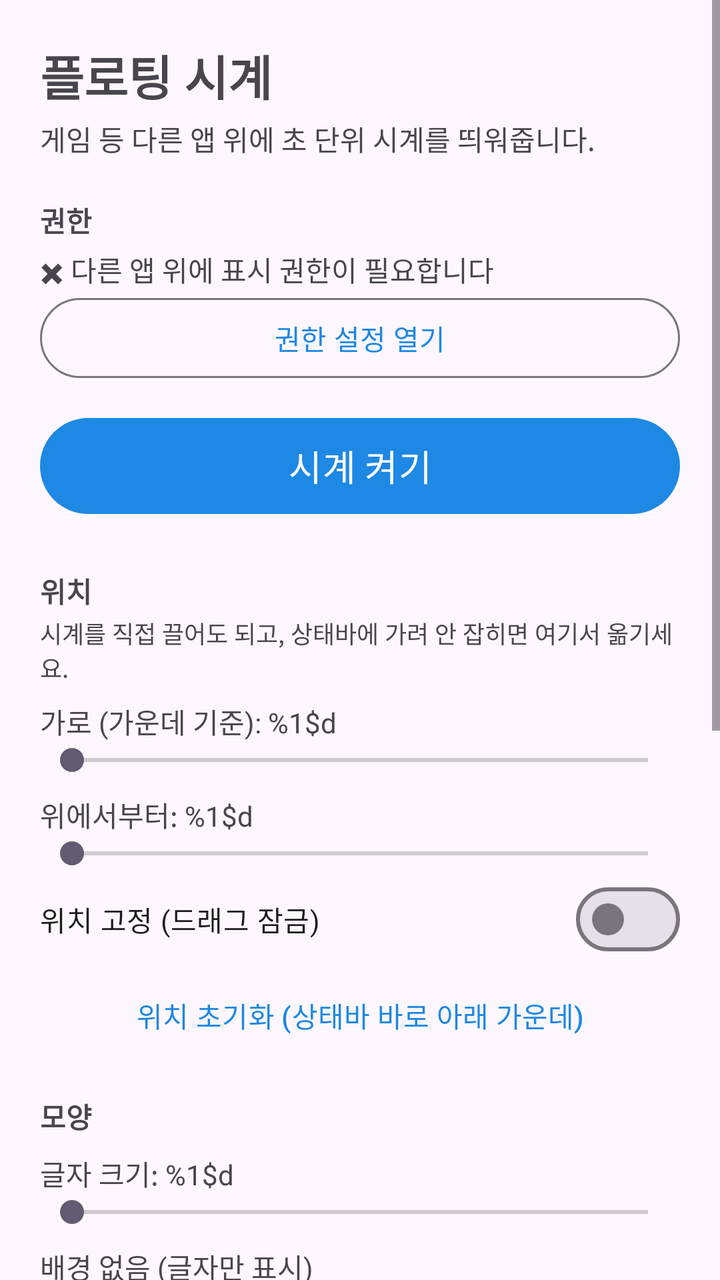
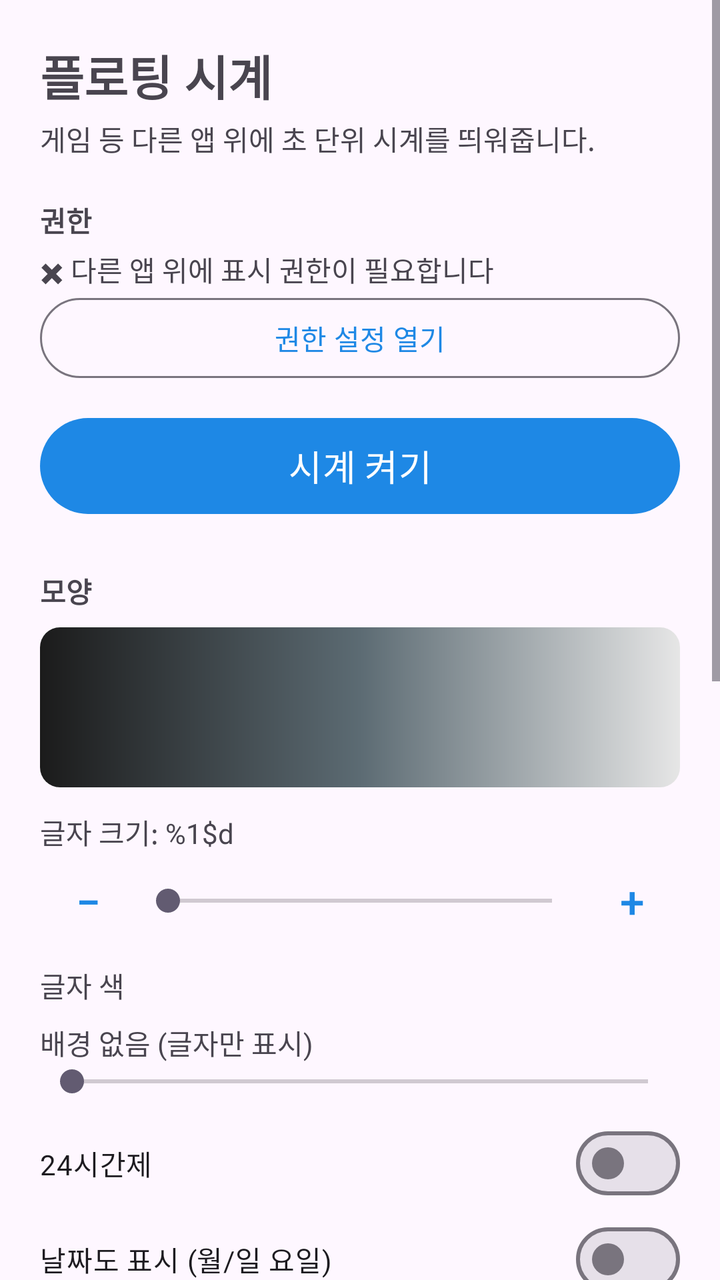

Before-and-after screenshots of an Android layout around one commit, followed by the original layout XML and the change that was made.
<!-- AndroidManifest.xml: application theme Theme.FloatingClock -->
<!-- res/layout/activity_main.xml -->
<?xml version="1.0" encoding="utf-8"?>
<ScrollView xmlns:android="http://schemas.android.com/apk/res/android"
    android:layout_width="match_parent"
    android:layout_height="match_parent"
    android:fillViewport="true">

    <LinearLayout
        android:layout_width="match_parent"
        android:layout_height="wrap_content"
        android:orientation="vertical"
        android:padding="20dp">

        <TextView
            android:layout_width="match_parent"
            android:layout_height="wrap_content"
            android:text="@string/app_name"
            android:textSize="24sp"
            android:textStyle="bold" />

        <TextView
            android:layout_width="match_parent"
            android:layout_height="wrap_content"
            android:layout_marginTop="4dp"
            android:text="@string/app_desc"
            android:textSize="14sp" />

        
        <TextView
            android:layout_width="match_parent"
            android:layout_height="wrap_content"
            android:layout_marginTop="20dp"
            android:text="@string/section_perm"
            android:textStyle="bold" />

        <TextView
            android:id="@+id/perm_state"
            android:layout_width="match_parent"
            android:layout_height="wrap_content"
            android:layout_marginTop="4dp"
            android:text="@string/perm_missing" />

        <Button
            android:id="@+id/btn_perm"
            style="@style/Widget.Material3.Button.OutlinedButton"
            android:layout_width="match_parent"
            android:layout_height="wrap_content"
            android:text="@string/grant_perm" />

        
        <Button
            android:id="@+id/btn_toggle"
            android:layout_width="match_parent"
            android:layout_height="56dp"
            android:layout_marginTop="12dp"
            android:text="@string/start_clock"
            android:textSize="18sp" />

        
        <TextView
            android:layout_width="match_parent"
            android:layout_height="wrap_content"
            android:layout_marginTop="24dp"
            android:text="@string/section_position"
            android:textStyle="bold" />

        <TextView
            android:layout_width="match_parent"
            android:layout_height="wrap_content"
            android:layout_marginTop="2dp"
            android:text="@string/position_hint"
            android:textSize="12sp" />

        <TextView
            android:id="@+id/pos_x_label"
            android:layout_width="match_parent"
            android:layout_height="wrap_content"
            android:layout_marginTop="8dp"
            android:text="@string/pos_x_fmt" />

        <SeekBar
            android:id="@+id/seek_pos_x"
            android:layout_width="match_parent"
            android:layout_height="wrap_content" />

        <TextView
            android:id="@+id/pos_y_label"
            android:layout_width="match_parent"
            android:layout_height="wrap_content"
            android:layout_marginTop="8dp"
            android:text="@string/pos_y_fmt" />

        <SeekBar
            android:id="@+id/seek_pos_y"
            android:layout_width="match_parent"
            android:layout_height="wrap_content" />

        <com.google.android.material.materialswitch.MaterialSwitch
            android:id="@+id/sw_lock"
            android:layout_width="match_parent"
            android:layout_height="wrap_content"
            android:text="@string/lock_position" />

        <Button
            android:id="@+id/btn_reset_pos"
            style="@style/Widget.Material3.Button.TextButton"
            android:layout_width="match_parent"
            android:layout_height="wrap_content"
            android:text="@string/reset_position" />

        
        <TextView
            android:layout_width="match_parent"
            android:layout_height="wrap_content"
            android:layout_marginTop="16dp"
            android:text="@string/section_style"
            android:textStyle="bold" />

        <TextView
            android:id="@+id/size_label"
            android:layout_width="match_parent"
            android:layout_height="wrap_content"
            android:layout_marginTop="8dp"
            android:text="@string/size_fmt" />

        <SeekBar
            android:id="@+id/seek_size"
            android:layout_width="match_parent"
            android:layout_height="wrap_content" />

        <TextView
            android:id="@+id/alpha_label"
            android:layout_width="match_parent"
            android:layout_height="wrap_content"
            android:layout_marginTop="8dp"
            android:text="@string/alpha_none" />

        <SeekBar
            android:id="@+id/seek_alpha"
            android:layout_width="match_parent"
            android:layout_height="wrap_content" />

        <TextView
            android:layout_width="match_parent"
            android:layout_height="wrap_content"
            android:layout_marginTop="8dp"
            android:text="@string/text_color" />

        <RadioGroup
            android:id="@+id/color_group"
            android:layout_width="match_parent"
            android:layout_height="wrap_content"
            android:orientation="horizontal">

            <RadioButton
                android:id="@+id/color_white"
                android:layout_width="0dp"
                android:layout_height="wrap_content"
                android:layout_weight="1"
                android:text="@string/c_white" />

            <RadioButton
                android:id="@+id/color_yellow"
                android:layout_width="0dp"
                android:layout_height="wrap_content"
                android:layout_weight="1"
                android:text="@string/c_yellow" />

            <RadioButton
                android:id="@+id/color_green"
                android:layout_width="0dp"
                android:layout_height="wrap_content"
                android:layout_weight="1"
                android:text="@string/c_green" />

            <RadioButton
                android:id="@+id/color_cyan"
                android:layout_width="0dp"
                android:layout_height="wrap_content"
                android:layout_weight="1"
                android:text="@string/c_cyan" />

            <RadioButton
                android:id="@+id/color_red"
                android:layout_width="0dp"
                android:layout_height="wrap_content"
                android:layout_weight="1"
                android:text="@string/c_red" />
        </RadioGroup>

        <com.google.android.material.materialswitch.MaterialSwitch
            android:id="@+id/sw_24h"
            android:layout_width="match_parent"
            android:layout_height="wrap_content"
            android:layout_marginTop="8dp"
            android:text="@string/use_24h" />

        <com.google.android.material.materialswitch.MaterialSwitch
            android:id="@+id/sw_date"
            android:layout_width="match_parent"
            android:layout_height="wrap_content"
            android:text="@string/show_date" />

        <TextView
            android:layout_width="match_parent"
            android:layout_height="wrap_content"
            android:layout_marginTop="16dp"
            android:text="@string/tip"
            android:textSize="13sp" />

        
        <TextView
            android:layout_width="match_parent"
            android:layout_height="wrap_content"
            android:layout_marginTop="24dp"
            android:text="@string/section_update"
            android:textStyle="bold" />

        <TextView
            android:id="@+id/version_label"
            android:layout_width="match_parent"
            android:layout_height="wrap_content"
            android:layout_marginTop="4dp"
            android:text="@string/version_fmt" />

        <TextView
            android:id="@+id/update_state"
            android:layout_width="match_parent"
            android:layout_height="wrap_content"
            android:textSize="13sp" />

        <Button
            android:id="@+id/btn_update"
            style="@style/Widget.Material3.Button.OutlinedButton"
            android:layout_width="match_parent"
            android:layout_height="wrap_content"
            android:text="@string/check_update" />

        
        <TextView
            android:layout_width="match_parent"
            android:layout_height="wrap_content"
            android:layout_marginTop="24dp"
            android:layout_marginBottom="8dp"
            android:gravity="center"
            android:text="@string/credits"
            android:textSize="13sp" />
    </LinearLayout>
</ScrollView>
<!-- resources referenced by this layout -->
<resources>
  <string name="alpha_none">배경 없음 (글자만 표시)</string>
  <string name="app_desc">게임 등 다른 앱 위에 초 단위 시계를 띄워줍니다.</string>
  <string name="app_name">플로팅 시계</string>
  <string name="c_cyan">하늘</string>
  <string name="c_green">초록</string>
  <string name="c_red">빨강</string>
  <string name="c_white">흰색</string>
  <string name="c_yellow">노랑</string>
  <string name="check_update">업데이트 확인</string>
  <string name="credits">제작: 퓨앙 (Sapphire)</string>
  <string name="grant_perm">권한 설정 열기</string>
  <string name="lock_position">위치 고정 (드래그 잠금)</string>
  <string name="perm_missing">✖ 다른 앱 위에 표시 권한이 필요합니다</string>
  <string name="pos_x_fmt">가로 (가운데 기준): %1$d</string>
  <string name="pos_y_fmt">위에서부터: %1$d</string>
  <string name="position_hint">시계를 직접 끌어도 되고, 상태바에 가려 안 잡히면 여기서 옮기세요.</string>
  <string name="reset_position">위치 초기화 (상태바 바로 아래 가운데)</string>
  <string name="section_perm">권한</string>
  <string name="section_position">위치</string>
  <string name="section_style">모양</string>
  <string name="section_update">업데이트</string>
  <string name="show_date">날짜도 표시 (월/일 요일)</string>
  <string name="size_fmt">글자 크기: %1$d</string>
  <string name="start_clock">시계 켜기</string>
  <string name="text_color">글자 색</string>
  <string name="tip">팁: 게임 중에 터치가 시계에 막히면 \'위치 고정\'을 켜 두세요. 시계가 안 보이면 설정 → 앱 → 플로팅 시계 → 배터리를 \'제한 없음\'으로 바꿔 주세요.</string>
  <string name="use_24h">24시간제</string>
  <string name="version_fmt">현재 버전: v%1$s</string>
  <style name="Theme.FloatingClock" parent="Theme.Material3.DayNight.NoActionBar">
          <item name="colorPrimary">#1E88E5</item>
          <item name="colorOnPrimary">#FFFFFF</item>
      </style>
</resources>

<!-- the commit's change to res/layout/activity_main.xml (unified diff, before → after) -->
@@ -60,6 +60,106 @@
             android:layout_width="match_parent"
             android:layout_height="wrap_content"
             android:layout_marginTop="24dp"
+            android:text="@string/section_style"
+            android:textStyle="bold" />
+
+        <FrameLayout
+            android:layout_width="match_parent"
+            android:layout_height="80dp"
+            android:layout_marginTop="8dp"
+            android:background="@drawable/preview_bg"
+            android:contentDescription="@string/preview">
+
+            <TextView
+                android:id="@+id/clock_preview"
+                android:layout_width="wrap_content"
+                android:layout_height="wrap_content"
+                android:layout_gravity="center" />
+        </FrameLayout>
+
+        <TextView
+            android:id="@+id/size_label"
+            android:layout_width="match_parent"
+            android:layout_height="wrap_content"
+            android:layout_marginTop="12dp"
+            android:text="@string/size_fmt" />
+
+        <LinearLayout
+            android:layout_width="match_parent"
+            android:layout_height="wrap_content"
+            android:gravity="center_vertical"
+            android:orientation="horizontal">
+
+            <Button
+                android:id="@+id/btn_size_minus"
+                style="@style/Widget.Material3.Button.TextButton"
+                android:layout_width="48dp"
+                android:layout_height="48dp"
+                android:minWidth="0dp"
+                android:padding="0dp"
+                android:text="@string/minus"
+                android:textSize="22sp" />
+
+            <SeekBar
+                android:id="@+id/seek_size"
+                android:layout_width="0dp"
+                android:layout_height="wrap_content"
+                android:layout_weight="1" />
+
+            <Button
+                android:id="@+id/btn_size_plus"
+                style="@style/Widget.Material3.Button.TextButton"
+                android:layout_width="48dp"
+                android:layout_height="48dp"
+                android:minWidth="0dp"
+                android:padding="0dp"
+                android:text="@string/plus"
+                android:textSize="22sp" />
+        </LinearLayout>
+
+        <TextView
+            android:layout_width="match_parent"
+            android:layout_height="wrap_content"
+            android:layout_marginTop="8dp"
+            android:text="@string/text_color" />
+
+        
+        <LinearLayout
+            android:id="@+id/color_swatches"
+            android:layout_width="match_parent"
+            android:layout_height="wrap_content"
+            android:orientation="vertical" />
+
+        <TextView
+            android:id="@+id/alpha_label"
+            android:layout_width="match_parent"
+            android:layout_height="wrap_content"
+            android:layout_marginTop="8dp"
+            android:text="@string/alpha_none" />
+
+        <SeekBar
+            android:id="@+id/seek_alpha"
+            android:layout_width="match_parent"
+            android:layout_height="wrap_content" />
+
+        <com.google.android.material.materialswitch.MaterialSwitch
+            android:id="@+id/sw_24h"
+            android:layout_width="match_parent"
+            android:layout_height="wrap_content"
+            android:layout_marginTop="8dp"
+            android:text="@string/use_24h" />
+
+        <com.google.android.material.materialswitch.MaterialSwitch
+            android:id="@+id/sw_date"
+            android:layout_width="match_parent"
+            android:layout_height="wrap_content"
+            android:text="@string/show_date" />
+
+        
+        <TextView
+            android:layout_width="match_parent"
+            android:layout_height="wrap_content"
+            android:layout_marginTop="24dp"
             android:text="@string/section_position"
             android:textStyle="bold" />
 
@@ -106,99 +206,6 @@
             android:layout_width="match_parent"
             android:layout_height="wrap_content"
             android:text="@string/reset_position" />
-
-        
-        <TextView
-            android:layout_width="match_parent"
-            android:layout_height="wrap_content"
-            android:layout_marginTop="16dp"
-            android:text="@string/section_style"
-            android:textStyle="bold" />
-
-        <TextView
-            android:id="@+id/size_label"
-            android:layout_width="match_parent"
-            android:layout_height="wrap_content"
-            android:layout_marginTop="8dp"
-            android:text="@string/size_fmt" />
-
-        <SeekBar
-            android:id="@+id/seek_size"
-            android:layout_width="match_parent"
-            android:layout_height="wrap_content" />
-
-        <TextView
-            android:id="@+id/alpha_label"
-            android:layout_width="match_parent"
-            android:layout_height="wrap_content"
-            android:layout_marginTop="8dp"
-            android:text="@string/alpha_none" />
-
-        <SeekBar
-            android:id="@+id/seek_alpha"
-            android:layout_width="match_parent"
-            android:layout_height="wrap_content" />
-
-        <TextView
-            android:layout_width="match_parent"
-            android:layout_height="wrap_content"
-            android:layout_marginTop="8dp"
-            android:text="@string/text_color" />
-
-        <RadioGroup
-            android:id="@+id/color_group"
-            android:layout_width="match_parent"
-            android:layout_height="wrap_content"
-            android:orientation="horizontal">
-
-            <RadioButton
-                android:id="@+id/color_white"
-                android:layout_width="0dp"
-                android:layout_height="wrap_content"
-                android:layout_weight="1"
-                android:text="@string/c_white" />
-
-            <RadioButton
-                android:id="@+id/color_yellow"
-                android:layout_width="0dp"
-                android:layout_height="wrap_content"
-                android:layout_weight="1"
-                android:text="@string/c_yellow" />
-
-            <RadioButton
-                android:id="@+id/color_green"
-                android:layout_width="0dp"
-                android:layout_height="wrap_content"
-                android:layout_weight="1"
-                android:text="@string/c_green" />
-
-            <RadioButton
-                android:id="@+id/color_cyan"
-                android:layout_width="0dp"
-                android:layout_height="wrap_content"
-                android:layout_weight="1"
-                android:text="@string/c_cyan" />
-
-            <RadioButton
-                android:id="@+id/color_red"
-                android:layout_width="0dp"
-                android:layout_height="wrap_content"
-                android:layout_weight="1"
-                android:text="@string/c_red" />
-        </RadioGroup>
-
-        <com.google.android.material.materialswitch.MaterialSwitch
-            android:id="@+id/sw_24h"
-            android:layout_width="match_parent"
-            android:layout_height="wrap_content"
-            android:layout_marginTop="8dp"
-            android:text="@string/use_24h" />
-
-        <com.google.android.material.materialswitch.MaterialSwitch
-            android:id="@+id/sw_date"
-            android:layout_width="match_parent"
-            android:layout_height="wrap_content"
-            android:text="@string/show_date" />
 
         <TextView
             android:layout_width="match_parent"
<!-- resource entries referenced after the edit -->
@@ -1,21 +1,29 @@
 <!-- resources referenced by this layout -->
 <resources>
+  <!-- drawable preview_bg (drawable) -->
+  <?xml version="1.0" encoding="utf-8"?>
+  <shape xmlns:android="http://schemas.android.com/apk/res/android" android:shape="rectangle">
+      <gradient
+          android:angle="0"
+          android:startColor="#1B1B1B"
+          android:centerColor="#5C6B73"
+          android:endColor="#E6E6E6" />
+      <corners android:radius="10dp" />
+  </shape>
   <string name="alpha_none">배경 없음 (글자만 표시)</string>
   <string name="app_desc">게임 등 다른 앱 위에 초 단위 시계를 띄워줍니다.</string>
   <string name="app_name">플로팅 시계</string>
-  <string name="c_cyan">하늘</string>
-  <string name="c_green">초록</string>
-  <string name="c_red">빨강</string>
-  <string name="c_white">흰색</string>
-  <string name="c_yellow">노랑</string>
   <string name="check_update">업데이트 확인</string>
   <string name="credits">제작: 퓨앙 (Sapphire)</string>
   <string name="grant_perm">권한 설정 열기</string>
   <string name="lock_position">위치 고정 (드래그 잠금)</string>
+  <string name="minus">−</string>
   <string name="perm_missing">✖ 다른 앱 위에 표시 권한이 필요합니다</string>
+  <string name="plus">+</string>
   <string name="pos_x_fmt">가로 (가운데 기준): %1$d</string>
   <string name="pos_y_fmt">위에서부터: %1$d</string>
   <string name="position_hint">시계를 직접 끌어도 되고, 상태바에 가려 안 잡히면 여기서 옮기세요.</string>
+  <string name="preview">미리보기</string>
   <string name="reset_position">위치 초기화 (상태바 바로 아래 가운데)</string>
   <string name="section_perm">권한</string>
   <string name="section_position">위치</string>
